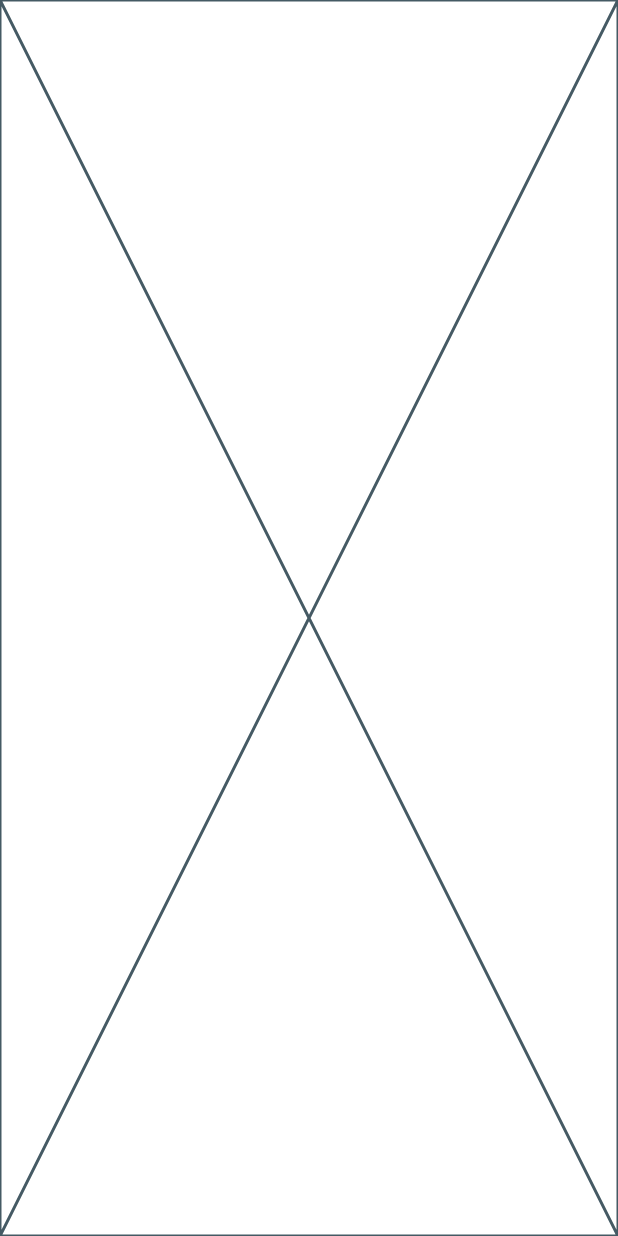
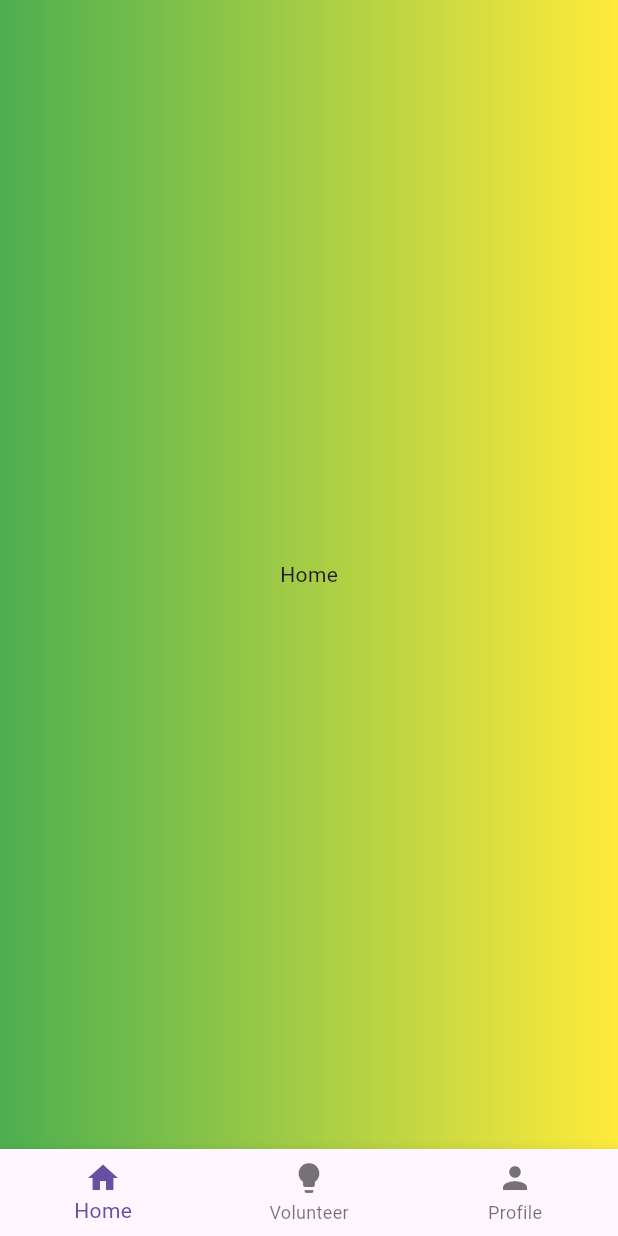
Before and after one commit to BryanNoBryan/ORG.ify, a Flutter app: the screen it shows after launch, on a phone screen of 412 x 824 dp. Run offline on Flutter 3.47's test engine with Material 3 defaults, Android fonts, the phone set to English and light mode, and no system bars; our stand-ins replace go_router.

Commit message:
gorouter is actually so nice

```diff
--- /dev/null
+++ b/lib/HomePage.dart
@@ -0,0 +1,50 @@
+import 'package:flutter/material.dart';
+import 'package:go_router/go_router.dart';
+
+class HomePage extends StatefulWidget {
+  const HomePage({super.key});
+
+  @override
+  State<HomePage> createState() => _HomePageState();
+}
+
+class _HomePageState extends State<HomePage> {
+  int selectedIndex = 0;
+
+  @override
+  Widget build(BuildContext context) {
+    return Scaffold(
+      body: Container(
+        decoration: BoxDecoration(
+          gradient: LinearGradient(colors: [Colors.green, Colors.yellow]),
+        ),
+        child: Center(child: Text("Home")),
+      ),
+      bottomNavigationBar: BottomNavigationBar(
+        items: const <BottomNavigationBarItem>[
+          BottomNavigationBarItem(
+            icon: Icon(Icons.home),
+            label: 'Home',
+          ),
+          BottomNavigationBarItem(
+            icon: Icon(Icons.lightbulb),
+            label: 'Volunteer',
+          ),
+          BottomNavigationBarItem(
+            icon: Icon(Icons.person),
+            label: 'Profile',
+          ),
+        ],
+        onTap: (idx) {
+          setState(() {
+            selectedIndex = idx;
+            if (idx == 1) {
+              context.go('/page2');
+            }
+          });
+        },
+        currentIndex: selectedIndex,
+      ),
+    );
+  }
+}
--- /dev/null
+++ b/lib/admin/AdminHome.dart
@@ -0,0 +1,17 @@
+import 'package:flutter/material.dart';
+
+class AdminHome extends StatefulWidget {
+  const AdminHome({super.key});
+
+  @override
+  State<AdminHome> createState() => _AdminHomeState();
+}
+
+class _AdminHomeState extends State<AdminHome> {
+  @override
+  Widget build(BuildContext context) {
+    return Scaffold(
+      body: Center(child: Text('amogus')),
+    );
+  }
+}
--- a/lib/home_page.dart
+++ /dev/null
@@ -1,15 +0,0 @@
-import 'package:flutter/material.dart';
-
-class HomePage extends StatefulWidget {
-  const HomePage({super.key});
-
-  @override
-  State<HomePage> createState() => _HomePageState();
-}
-
-class _HomePageState extends State<HomePage> {
-  @override
-  Widget build(BuildContext context) {
-    return const Placeholder();
-  }
-}
--- a/lib/main.dart
+++ b/lib/main.dart
@@ -1,5 +1,7 @@
 import 'package:flutter/material.dart';
-import 'package:midyear/home_page.dart';
+import 'package:go_router/go_router.dart';
+import 'package:midyear/HomePage.dart';
+import 'package:midyear/admin/AdminHome.dart';
 
 void main() {
   runApp(const MyApp());
@@ -10,13 +12,29 @@ class MyApp extends StatelessWidget {
 
   @override
   Widget build(BuildContext context) {
-    return MaterialApp(
+    return MaterialApp.router(
+      routerConfig: GoRouter(
+        initialLocation: '/',
+        routes: [
+          GoRoute(
+            name:
+                'home', // Optional, add name to your routes. Allows you navigate by name instead of path
+            path: '/',
+            builder: (context, state) => HomePage(),
+          ),
+          GoRoute(
+            name: 'page2',
+            path: '/page2',
+            builder: (context, state) => AdminHome(),
+          ),
+        ],
+      ),
       title: 'Midyear App',
       theme: ThemeData(
         primarySwatch: Colors.blue,
       ),
       debugShowCheckedModeBanner: false,
-      home: const HomePage(),
+      // home: const HomePage(),
     );
   }
 }
```
